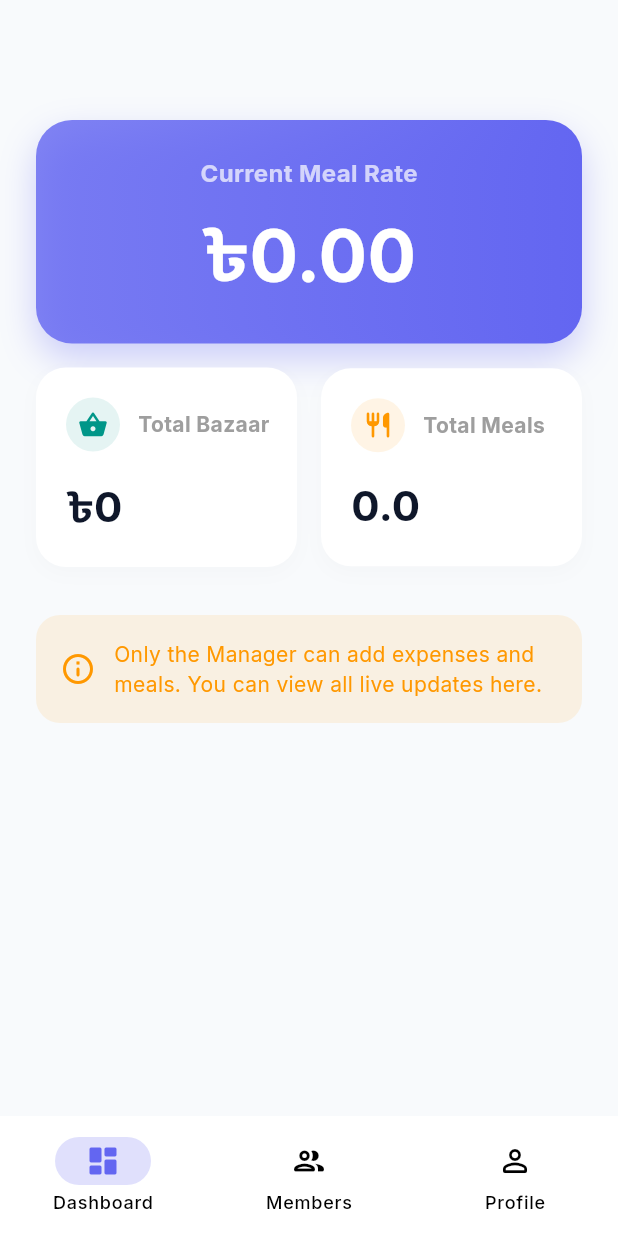
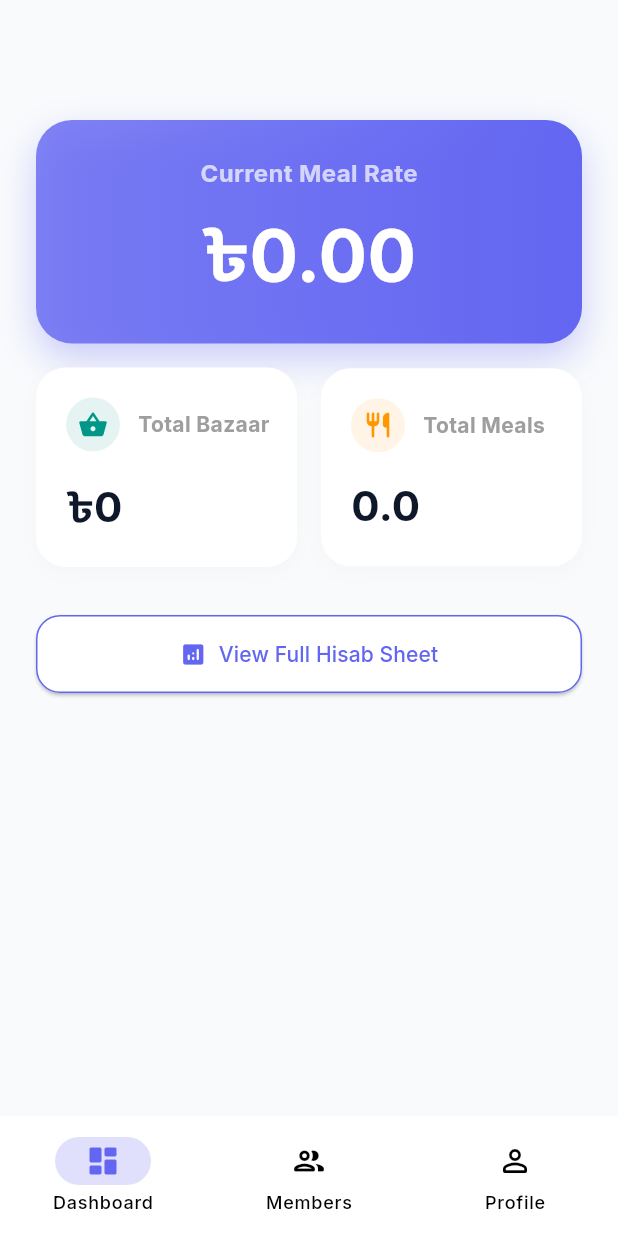
Before and after one commit to iadeshchandra/messiq, a Flutter app: the screen it shows once a user with an empty profile is signed in, on a phone screen of 412 x 824 dp. Run offline on Flutter 3.47's test engine with Material 3 defaults, Android fonts, the phone set to English and light mode, and no system bars; our stand-ins replace cloud_firestore, firebase_auth, firebase_core, flutter_riverpod, google_fonts; missing offline and left inert: mobile_scanner; accounts and stored records are empty.

Commit message:
Update dashboard_home_view.dart

```diff
--- a/lib/features/dashboard/views/dashboard_home_view.dart
+++ b/lib/features/dashboard/views/dashboard_home_view.dart
@@ -5,6 +5,8 @@ import '../controllers/dashboard_providers.dart';
 import '../../finance/controllers/finance_provider.dart';
 import '../../finance/views/add_expense_screen.dart';
 import '../../finance/views/add_meal_screen.dart';
+import '../../finance/views/add_payment_screen.dart';
+import '../../finance/views/hisab_sheet_screen.dart';
 
 class DashboardHomeView extends ConsumerWidget {
   final String messId;
@@ -55,7 +57,7 @@ class DashboardHomeView extends ConsumerWidget {
         child: Column(
           crossAxisAlignment: CrossAxisAlignment.stretch,
           children: [
-            // The Live Meal Rate Hero Card
+            // Hero Card
             Container(
               padding: const EdgeInsets.all(24),
               decoration: BoxDecoration(gradient: LinearGradient(colors: [AppTheme.primaryIndigo.withOpacity(0.8), AppTheme.primaryIndigo]), borderRadius: BorderRadius.circular(24), boxShadow: [BoxShadow(color: AppTheme.primaryIndigo.withOpacity(0.3), blurRadius: 20, offset: const Offset(0, 10))]),
@@ -69,7 +71,7 @@ class DashboardHomeView extends ConsumerWidget {
             ),
             const SizedBox(height: 16),
 
-            // Bento Grid for Stats
+            // Stats Grid
             Row(
               children: [
                 Expanded(child: _buildStatCard('Total Bazaar', '৳${hisabSummary['totalBazaar'].toStringAsFixed(0)}', Icons.shopping_basket_rounded, Colors.teal)),
@@ -79,43 +81,56 @@ class DashboardHomeView extends ConsumerWidget {
             ),
             const SizedBox(height: 32),
 
-            // Manager Controls
+            // UNIVERSAL ACCESS: View Hisab
+            SizedBox(
+              width: double.infinity,
+              child: ElevatedButton.icon(
+                onPressed: () => Navigator.push(context, MaterialPageRoute(builder: (_) => HisabSheetScreen(messId: messId))),
+                icon: const Icon(Icons.analytics_rounded),
+                label: const Text('View Full Hisab Sheet'),
+                style: ElevatedButton.styleFrom(backgroundColor: Colors.white, foregroundColor: AppTheme.primaryIndigo, side: const BorderSide(color: AppTheme.primaryIndigo), padding: const EdgeInsets.symmetric(vertical: 16), shape: RoundedRectangleBorder(borderRadius: BorderRadius.circular(16))),
+              ),
+            ),
+            const SizedBox(height: 32),
+
+            // MANAGER ONLY TOOLS
             if (isManager) ...[
               const Text('Manager Controls', style: TextStyle(fontWeight: FontWeight.bold, fontSize: 18, color: AppTheme.textDark)),
               const SizedBox(height: 16),
+
+              // Row 1: Bazaar & Meals
               Row(
                 children: [
                   Expanded(
                     child: ElevatedButton.icon(
                       onPressed: () => Navigator.push(context, MaterialPageRoute(builder: (_) => AddExpenseScreen(messId: messId))),
-                      icon: const Icon(Icons.add_shopping_cart_rounded),
-                      label: const Text('Add Hisab'),
+                      icon: const Icon(Icons.add_shopping_cart_rounded, size: 18),
+                      label: const Text('Hisab'),
                       style: ElevatedButton.styleFrom(backgroundColor: AppTheme.primaryIndigo, foregroundColor: Colors.white, padding: const EdgeInsets.symmetric(vertical: 16), shape: RoundedRectangleBorder(borderRadius: BorderRadius.circular(16))),
                     ),
                   ),
-                  const SizedBox(width: 16),
+                  const SizedBox(width: 12),
                   Expanded(
                     child: ElevatedButton.icon(
                       onPressed: () => Navigator.push(context, MaterialPageRoute(builder: (_) => AddMealScreen(messId: messId))),
-                      icon: const Icon(Icons.restaurant_menu_rounded),
-                      label: const Text('Add Meals'),
+                      icon: const Icon(Icons.restaurant_menu_rounded, size: 18),
+                      label: const Text('Meals'),
                       style: ElevatedButton.styleFrom(backgroundColor: Colors.teal, foregroundColor: Colors.white, padding: const EdgeInsets.symmetric(vertical: 16), shape: RoundedRectangleBorder(borderRadius: BorderRadius.circular(16))),
                     ),
                   ),
                 ],
               ),
-            ] else ...[
-              Container(
-                padding: const EdgeInsets.all(16),
-                decoration: BoxDecoration(color: Colors.orange.withOpacity(0.1), borderRadius: BorderRadius.circular(16)),
-                child: const Row(
-                  children: [
-                    Icon(Icons.info_outline_rounded, color: Colors.orange),
-                    SizedBox(width: 12),
-                    Expanded(child: Text('Only the Manager can add expenses and meals. You can view all live updates here.', style: TextStyle(color: Colors.orange))),
-                  ],
+              const SizedBox(height: 12),
+              // Row 2: Deposits
+              SizedBox(
+                width: double.infinity,
+                child: ElevatedButton.icon(
+                  onPressed: () => Navigator.push(context, MaterialPageRoute(builder: (_) => AddPaymentScreen(messId: messId))),
+                  icon: const Icon(Icons.payments_rounded),
+                  label: const Text('Log Member Deposit'),
+                  style: ElevatedButton.styleFrom(backgroundColor: Colors.orange, foregroundColor: Colors.white, padding: const EdgeInsets.symmetric(vertical: 16), shape: RoundedRectangleBorder(borderRadius: BorderRadius.circular(16))),
                 ),
-              )
+              ),
             ],
           ],
         ),
```
